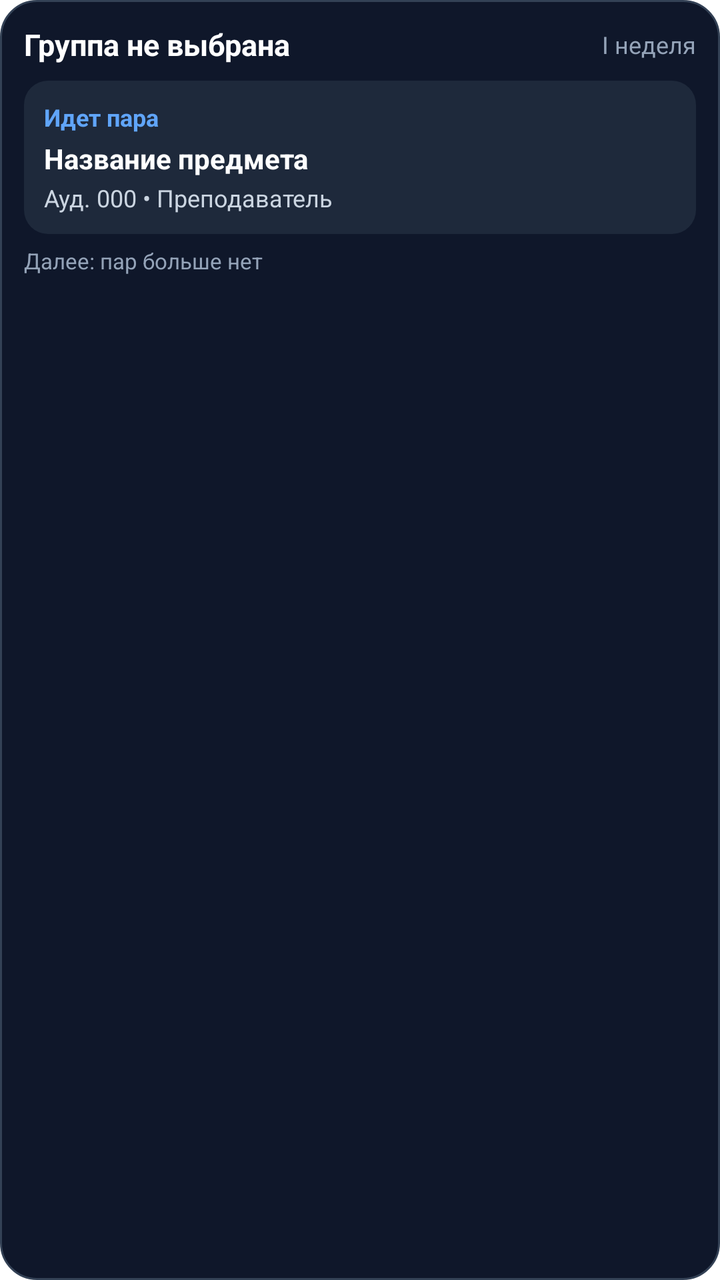
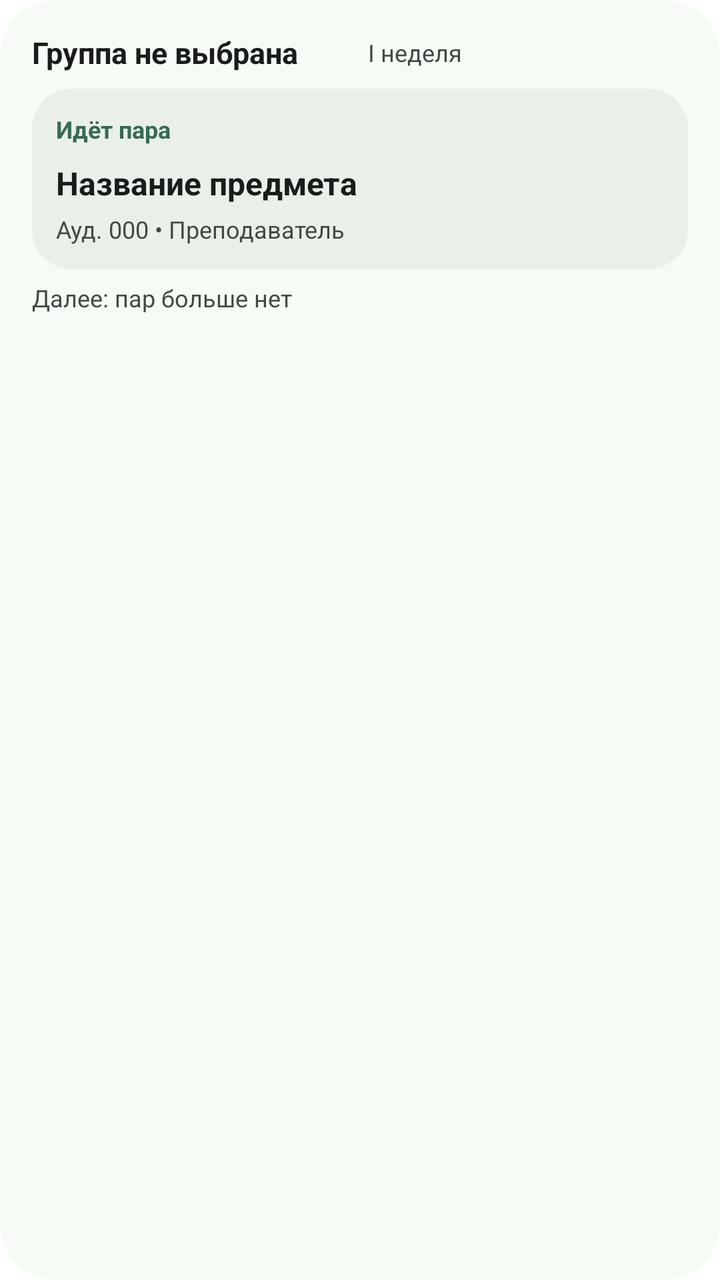

Screens rendered from an Android XML layout before and after an edit, with the pre-edit source and the edit as a unified diff.
<!-- AndroidManifest.xml: fallback theme Theme.MaterialComponents.DayNight.NoActionBar -->
<!-- res/layout/schedule_widget.xml -->
<?xml version="1.0" encoding="utf-8"?>
<LinearLayout xmlns:android="http://schemas.android.com/apk/res/android"
    android:id="@+id/widget_root"
    android:layout_width="match_parent"
    android:layout_height="match_parent"
    android:background="@drawable/widget_background"
    android:orientation="vertical"
    android:padding="12dp">

    
    <LinearLayout
        android:layout_width="match_parent"
        android:layout_height="wrap_content"
        android:gravity="center_vertical"
        android:orientation="horizontal">

        <TextView
            android:id="@+id/widget_group_name"
            android:layout_width="0dp"
            android:layout_height="wrap_content"
            android:layout_marginRight="8dp"
            android:layout_weight="1"
            android:ellipsize="end"
            android:maxLines="1"
            android:text="Группа не выбрана"
            android:textColor="#FFFFFF"
            android:textSize="15sp"
            android:textStyle="bold" />

        <TextView
            android:id="@+id/widget_date_week"
            android:layout_width="wrap_content"
            android:layout_height="wrap_content"
            android:text="I неделя"
            android:textColor="#94A3B8"
            android:textSize="12sp" />
    </LinearLayout>

    
    <LinearLayout
        android:id="@+id/widget_card_main"
        android:layout_width="match_parent"
        android:layout_height="wrap_content"
        android:layout_marginTop="8dp"
        android:background="@drawable/widget_card_inner"
        android:orientation="vertical"
        android:padding="10dp">

        <TextView
            android:id="@+id/widget_status_text"
            android:layout_width="match_parent"
            android:layout_height="wrap_content"
            android:text="Идет пара"
            android:textColor="#60A5FA"
            android:textSize="12sp"
            android:textStyle="bold" />

        <TextView
            android:id="@+id/widget_subject_text"
            android:layout_width="match_parent"
            android:layout_height="wrap_content"
            android:layout_marginTop="3dp"
            android:ellipsize="end"
            android:maxLines="1"
            android:text="Название предмета"
            android:textColor="#FFFFFF"
            android:textSize="14sp"
            android:textStyle="bold" />

        <TextView
            android:id="@+id/widget_details_text"
            android:layout_width="match_parent"
            android:layout_height="wrap_content"
            android:layout_marginTop="2dp"
            android:ellipsize="end"
            android:maxLines="1"
            android:text="Ауд. 000 • Преподаватель"
            android:textColor="#CBD5E1"
            android:textSize="12sp" />
    </LinearLayout>

    
    <LinearLayout
        android:id="@+id/widget_next_container"
        android:layout_width="match_parent"
        android:layout_height="wrap_content"
        android:layout_marginTop="6dp"
        android:gravity="center_vertical"
        android:orientation="horizontal">

        <TextView
            android:id="@+id/widget_next_text"
            android:layout_width="match_parent"
            android:layout_height="wrap_content"
            android:ellipsize="end"
            android:maxLines="1"
            android:text="Далее: пар больше нет"
            android:textColor="#94A3B8"
            android:textSize="11sp" />
    </LinearLayout>
</LinearLayout>
<!-- resources referenced by this layout -->
<resources>
  <!-- drawable widget_background (drawable) -->
  <?xml version="1.0" encoding="utf-8"?>
  <shape xmlns:android="http://schemas.android.com/apk/res/android"
      android:shape="rectangle">
      <solid android:color="#0F172A" />
      <corners android:radius="18dp" />
      <stroke
          android:width="1dp"
          android:color="#334155" />
  </shape>
  <!-- drawable widget_card_inner (drawable) -->
  <?xml version="1.0" encoding="utf-8"?>
  <shape xmlns:android="http://schemas.android.com/apk/res/android"
      android:shape="rectangle">
      <solid android:color="#1E293B" />
      <corners android:radius="12dp" />
  </shape>
</resources>

<!-- the commit's change to res/layout/schedule_widget.xml (unified diff, before → after) -->
@@ -5,7 +5,7 @@
     android:layout_height="match_parent"
     android:background="@drawable/widget_background"
     android:orientation="vertical"
-    android:padding="12dp">
+    android:padding="16dp">
 
     
     <LinearLayout
@@ -18,21 +18,24 @@
             android:id="@+id/widget_group_name"
             android:layout_width="0dp"
             android:layout_height="wrap_content"
-            android:layout_marginRight="8dp"
+            android:layout_marginEnd="8dp"
             android:layout_weight="1"
             android:ellipsize="end"
             android:maxLines="1"
             android:text="Группа не выбрана"
-            android:textColor="#FFFFFF"
+            android:textColor="@color/widget_on_surface"
             android:textSize="15sp"
             android:textStyle="bold" />
 
         <TextView
             android:id="@+id/widget_date_week"
-            android:layout_width="wrap_content"
+            android:layout_width="0dp"
+            android:layout_weight="1"
             android:layout_height="wrap_content"
+            android:ellipsize="end"
+            android:maxLines="1"
             android:text="I неделя"
-            android:textColor="#94A3B8"
+            android:textColor="@color/widget_secondary"
             android:textSize="12sp" />
     </LinearLayout>
 
@@ -44,14 +47,16 @@
         android:layout_marginTop="8dp"
         android:background="@drawable/widget_card_inner"
         android:orientation="vertical"
-        android:padding="10dp">
+        android:padding="12dp">
 
         <TextView
             android:id="@+id/widget_status_text"
             android:layout_width="match_parent"
             android:layout_height="wrap_content"
-            android:text="Идет пара"
-            android:textColor="#60A5FA"
+            android:ellipsize="end"
+            android:maxLines="1"
+            android:text="Идёт пара"
+            android:textColor="@color/widget_primary"
             android:textSize="12sp"
             android:textStyle="bold" />
 
@@ -59,23 +64,23 @@
             android:id="@+id/widget_subject_text"
             android:layout_width="match_parent"
             android:layout_height="wrap_content"
-            android:layout_marginTop="3dp"
+            android:layout_marginTop="8dp"
             android:ellipsize="end"
             android:maxLines="1"
             android:text="Название предмета"
-            android:textColor="#FFFFFF"
-            android:textSize="14sp"
+            android:textColor="@color/widget_on_surface"
+            android:textSize="16sp"
             android:textStyle="bold" />
 
         <TextView
             android:id="@+id/widget_details_text"
             android:layout_width="match_parent"
             android:layout_height="wrap_content"
-            android:layout_marginTop="2dp"
+            android:layout_marginTop="4dp"
             android:ellipsize="end"
             android:maxLines="1"
             android:text="Ауд. 000 • Преподаватель"
-            android:textColor="#CBD5E1"
+            android:textColor="@color/widget_secondary"
             android:textSize="12sp" />
     </LinearLayout>
 
@@ -95,7 +100,7 @@
             android:ellipsize="end"
             android:maxLines="1"
             android:text="Далее: пар больше нет"
-            android:textColor="#94A3B8"
-            android:textSize="11sp" />
+            android:textColor="@color/widget_secondary"
+            android:textSize="12sp" />
     </LinearLayout>
 </LinearLayout>
<!-- resource entries referenced after the edit -->
@@ -1,21 +1,21 @@
 <!-- resources referenced by this layout -->
 <resources>
+  <color name="widget_on_surface">#181D19</color>
+  <color name="widget_primary">#386A52</color>
+  <color name="widget_secondary">#414942</color>
   <!-- drawable widget_background (drawable) -->
   <?xml version="1.0" encoding="utf-8"?>
-  <shape xmlns:android="http://schemas.android.com/apk/res/android"
-      android:shape="rectangle">
-      <solid android:color="#0F172A" />
-      <corners android:radius="18dp" />
-      <stroke
-          android:width="1dp"
-          android:color="#334155" />
+  <shape xmlns:android="http://schemas.android.com/apk/res/android" android:shape="rectangle">
+      <solid android:color="@color/widget_surface" />
+      <corners android:radius="28dp" />
   </shape>
   <!-- drawable widget_card_inner (drawable) -->
   <?xml version="1.0" encoding="utf-8"?>
-  <shape xmlns:android="http://schemas.android.com/apk/res/android"
-      android:shape="rectangle">
-      <solid android:color="#1E293B" />
-      <corners android:radius="12dp" />
+  <shape xmlns:android="http://schemas.android.com/apk/res/android" android:shape="rectangle">
+      <solid android:color="@color/widget_card" />
+      <corners android:radius="20dp" />
   </shape>
+  <color name="widget_surface">#F6FBF5</color>
+  <color name="widget_card">#EAF0E9</color>
 </resources>
 
